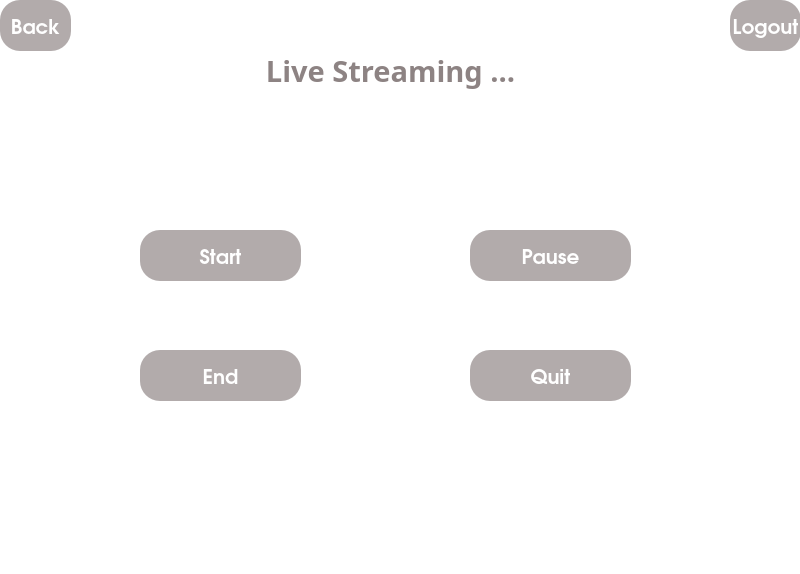
Old version of the form ui/open_camera.ui in the repository Bassel-A-Elazab/SocialDistancingDetecor_DesktopApplication_using_Pyhton-OpenCV-YOLO-Birds-Eye-View.
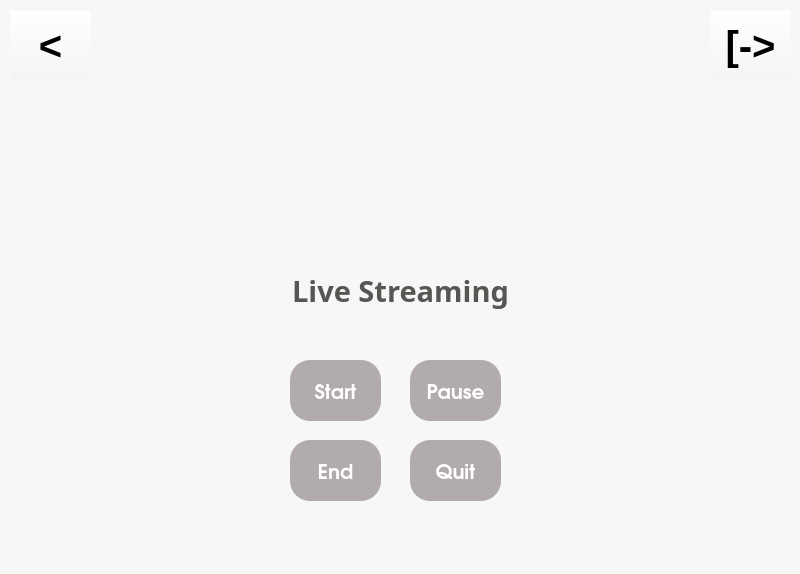
New version of the form. Icons and pictures are not drawn.

Commit message: Edit the whole design of the all windows for a better view and easy to users

What changed in the file:
```diff
--- a/ui/open_camera.ui
+++ b/ui/open_camera.ui
@@ -14,85 +14,31 @@
    <string>MainWindow</string>
   </property>
   <property name="styleSheet">
-   <string notr="true">background-color: rgb(255, 255, 255);</string>
+   <string notr="true">background-color: rgb(247, 247, 247);</string>
   </property>
   <widget class="QWidget" name="centralwidget">
-   <widget class="QPushButton" name="start">
-    <property name="geometry">
-     <rect>
-      <x>140</x>
-      <y>230</y>
-      <width>161</width>
-      <height>51</height>
-     </rect>
-    </property>
-    <property name="font">
-     <font>
-      <family>URW Gothic L</family>
-      <pointsize>15</pointsize>
-      <weight>75</weight>
-      <bold>true</bold>
-     </font>
-    </property>
-    <property name="styleSheet">
-     <string notr="true">background-color:rgb(178, 171, 171);
-color: rgb(255, 255, 255);
-border-radius: 20px;</string>
-    </property>
-    <property name="text">
-     <string>Start</string>
-    </property>
-   </widget>
-   <widget class="QPushButton" name="quit">
-    <property name="geometry">
-     <rect>
-      <x>470</x>
-      <y>350</y>
-      <width>161</width>
-      <height>51</height>
-     </rect>
-    </property>
-    <property name="font">
-     <font>
-      <family>URW Gothic L</family>
-      <pointsize>15</pointsize>
-      <weight>75</weight>
-      <bold>true</bold>
-     </font>
-    </property>
-    <property name="styleSheet">
-     <string notr="true">background-color:rgb(178, 171, 171);
-color: rgb(255, 255, 255);
-border-radius: 20px;</string>
-    </property>
-    <property name="text">
-     <string>Quit</string>
-    </property>
-   </widget>
    <widget class="QLabel" name="label_2">
     <property name="geometry">
      <rect>
-      <x>100</x>
-      <y>40</y>
-      <width>581</width>
+      <x>240</x>
+      <y>260</y>
+      <width>321</width>
       <height>61</height>
      </rect>
     </property>
     <property name="font">
      <font>
-      <family>Tlwg Typo</family>
+      <family>Ubuntu Condensed</family>
       <pointsize>22</pointsize>
       <weight>75</weight>
       <bold>true</bold>
      </font>
     </property>
     <property name="styleSheet">
-     <string notr="true">background-color: rgb(255, 255, 255);
-color: rgb(141, 131, 131);
-</string>
+     <string notr="true">color: rgb(85, 87, 83);</string>
     </property>
     <property name="text">
-     <string>Live Streaming ...</string>
+     <string>Live Streaming</string>
     </property>
     <property name="alignment">
      <set>Qt::AlignCenter</set>
@@ -101,10 +47,10 @@
    <widget class="QPushButton" name="pause">
     <property name="geometry">
      <rect>
-      <x>470</x>
-      <y>230</y>
-      <width>161</width>
-      <height>51</height>
+      <x>410</x>
+      <y>440</y>
+      <width>91</width>
+      <height>61</height>
      </rect>
     </property>
     <property name="font">
@@ -121,16 +67,39 @@
 border-radius: 20px;</string>
     </property>
     <property name="text">
-     <string>Pause</string>
+     <string>Quit</string>
+    </property>
+   </widget>
+   <widget class="QPushButton" name="logout">
+    <property name="geometry">
+     <rect>
+      <x>710</x>
+      <y>10</y>
+      <width>81</width>
+      <height>71</height>
+     </rect>
+    </property>
+    <property name="font">
+     <font>
+      <pointsize>30</pointsize>
+      <weight>75</weight>
+      <bold>true</bold>
+     </font>
+    </property>
+    <property name="styleSheet">
+     <string notr="true">background-color: rgb(247, 247, 247,0);</string>
+    </property>
+    <property name="text">
+     <string>[-&gt;</string>
     </property>
    </widget>
    <widget class="QPushButton" name="end">
     <property name="geometry">
      <rect>
-      <x>140</x>
-      <y>350</y>
-      <width>161</width>
-      <height>51</height>
+      <x>290</x>
+      <y>440</y>
+      <width>91</width>
+      <height>61</height>
      </rect>
     </property>
     <property name="font">
@@ -150,56 +119,98 @@
      <string>End</string>
     </property>
    </widget>
+   <widget class="QPushButton" name="pause">
+    <property name="geometry">
+     <rect>
+      <x>410</x>
+      <y>360</y>
+      <width>91</width>
+      <height>61</height>
+     </rect>
+    </property>
+    <property name="font">
+     <font>
+      <family>URW Gothic L</family>
+      <pointsize>15</pointsize>
+      <weight>75</weight>
+      <bold>true</bold>
+     </font>
+    </property>
+    <property name="styleSheet">
+     <string notr="true">background-color:rgb(178, 171, 171);
+color: rgb(255, 255, 255);
+border-radius: 20px;</string>
+    </property>
+    <property name="text">
+     <string>Pause</string>
+    </property>
+   </widget>
+   <widget class="QPushButton" name="start">
+    <property name="geometry">
+     <rect>
+      <x>290</x>
+      <y>360</y>
+      <width>91</width>
+      <height>61</height>
+     </rect>
+    </property>
+    <property name="font">
+     <font>
+      <family>URW Gothic L</family>
+      <pointsize>15</pointsize>
+      <weight>75</weight>
+      <bold>true</bold>
+     </font>
+    </property>
+    <property name="styleSheet">
+     <string notr="true">background-color:rgb(178, 171, 171);
+color: rgb(255, 255, 255);
+border-radius: 20px;</string>
+    </property>
+    <property name="text">
+     <string>Start</string>
+    </property>
+   </widget>
+   <widget class="QLabel" name="label">
+    <property name="geometry">
+     <rect>
+      <x>270</x>
+      <y>60</y>
+      <width>271</width>
+      <height>171</height>
+     </rect>
+    </property>
+    <property name="text">
+     <string/>
+    </property>
+    <property name="pixmap">
+     <pixmap>logo/logo.jpg</pixmap>
+    </property>
+    <property name="scaledContents">
+     <bool>true</bool>
+    </property>
+   </widget>
    <widget class="QPushButton" name="back">
     <property name="geometry">
      <rect>
-      <x>0</x>
-      <y>0</y>
-      <width>71</width>
-      <height>51</height>
+      <x>10</x>
+      <y>10</y>
+      <width>81</width>
+      <height>71</height>
      </rect>
     </property>
     <property name="font">
      <font>
-      <family>URW Gothic L</family>
-      <pointsize>15</pointsize>
+      <pointsize>30</pointsize>
       <weight>75</weight>
       <bold>true</bold>
      </font>
     </property>
     <property name="styleSheet">
-     <string notr="true">background-color:rgb(178, 171, 171);
-color: rgb(255, 255, 255);
-border-radius: 20px;</string>
+     <string notr="true">background-color: rgb(247, 247, 247,0);</string>
     </property>
     <property name="text">
-     <string>Back</string>
-    </property>
-   </widget>
-   <widget class="QPushButton" name="logout">
-    <property name="geometry">
-     <rect>
-      <x>730</x>
-      <y>0</y>
-      <width>71</width>
-      <height>51</height>
-     </rect>
-    </property>
-    <property name="font">
-     <font>
-      <family>URW Gothic L</family>
-      <pointsize>15</pointsize>
-      <weight>75</weight>
-      <bold>true</bold>
-     </font>
-    </property>
-    <property name="styleSheet">
-     <string notr="true">background-color:rgb(178, 171, 171);
-color: rgb(255, 255, 255);
-border-radius: 20px;</string>
-    </property>
-    <property name="text">
-     <string>Logout</string>
+     <string>&lt;</string>
     </property>
    </widget>
   </widget>
```
Left out of the diff: 2 changed lines with no effect on the pictures. The commit also changes 6 other files.
